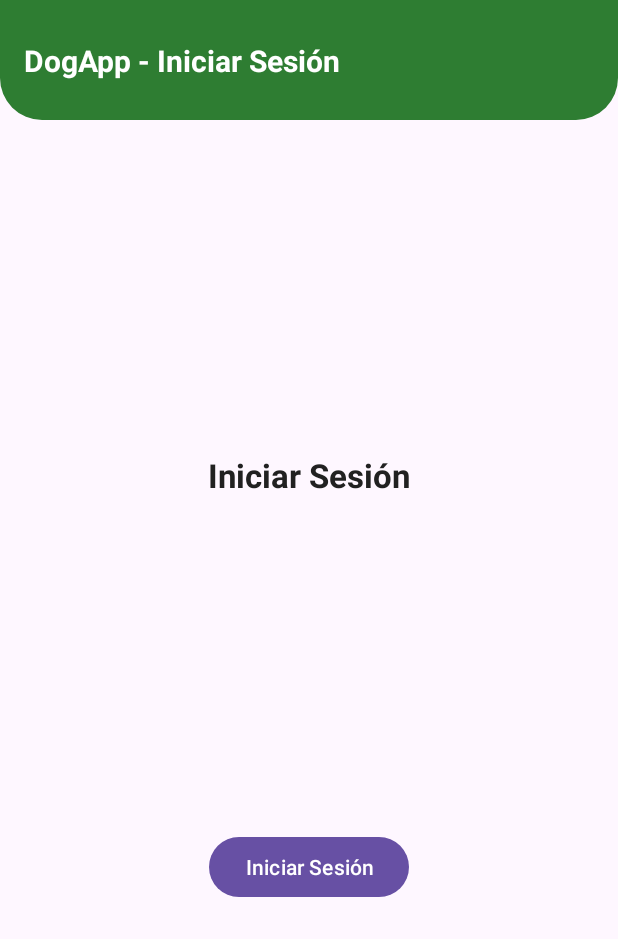
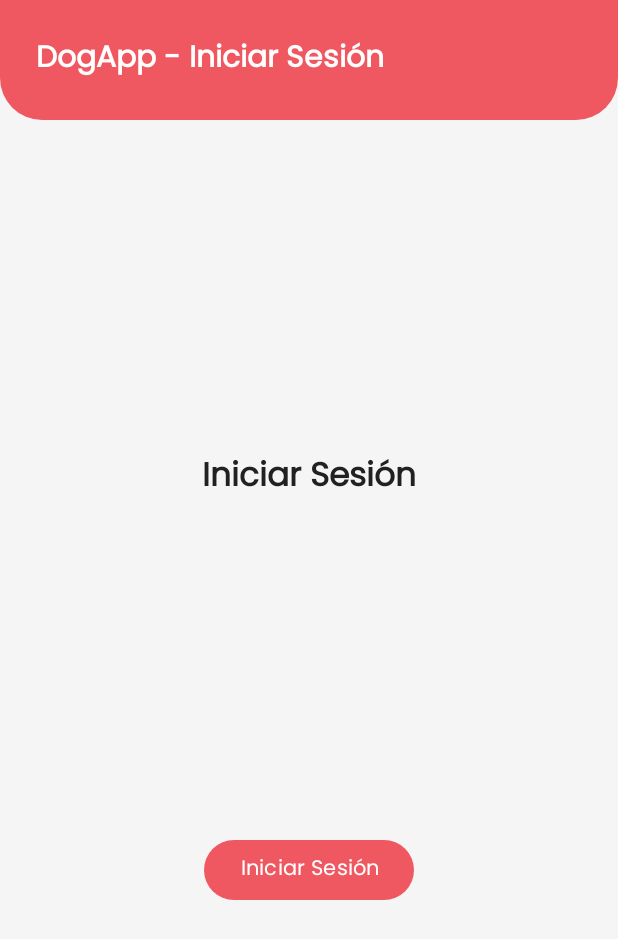
Before and after one commit to Joseeee0909/DogApp, an Android app: the screen it shows after launch (MainActivity), on a phone screen of 412 x 824 dp. Shown: the top 939 px of the screen. Run offline under Robolectric (Android 15) with nearby library versions, the phone set to English and light mode, and no system bars; our stand-ins replace data binding.

Commit message:
feat: implement project foundation and core architecture

```diff
--- a/app/src/main/java/com/dogapp/data/remote/dto/DogResponse.kt
+++ b/app/src/main/java/com/dogapp/data/remote/dto/DogResponse.kt
@@ -3,7 +3,7 @@ package com.dogapp.data.remote.dto
 import com.google.gson.annotations.SerializedName
 
 /**
- * Data Transfer Object para las respuestas de la API Dog CEO.
+ * Data Transfer Object para respuestas individuales de imagen de la API Dog CEO.
  */
 data class DogResponse(
     @SerializedName("message")
@@ -13,7 +13,7 @@ data class DogResponse(
 )
 
 /**
- * DTO para listar razas de perros.
+ * Data Transfer Object para la lista completa de razas de la API Dog CEO.
  */
 data class DogBreedsResponse(
     @SerializedName("message")
--- a/app/src/main/res/drawable/bg_curved_toolbar.xml
+++ b/app/src/main/res/drawable/bg_curved_toolbar.xml
@@ -1,7 +1,7 @@
 <?xml version="1.0" encoding="utf-8"?>
 <shape xmlns:android="http://schemas.android.com/apk/res/android"
     android:shape="rectangle">
-    <solid android:color="@color/primary" />
+    <solid android:color="@color/pink_primary" />
     <corners
         android:bottomLeftRadius="28dp"
         android:bottomRightRadius="28dp" />
--- /dev/null
+++ b/app/src/main/res/font/app_font.xml
@@ -0,0 +1,7 @@
+<?xml version="1.0" encoding="utf-8"?>
+<font-family xmlns:app="http://schemas.android.com/apk/res-auto"
+    app:fontProviderAuthority="com.google.android.gms.fonts"
+    app:fontProviderPackage="com.google.android.gms"
+    app:fontProviderQuery="Poppins"
+    app:fontProviderCerts="@array/com_google_android_gms_fonts_certs">
+</font-family>
--- a/app/src/main/res/layout/view_curved_toolbar.xml
+++ b/app/src/main/res/layout/view_curved_toolbar.xml
@@ -27,13 +27,27 @@
             android:id="@+id/tvTitle"
             android:layout_width="0dp"
             android:layout_height="wrap_content"
+            android:layout_marginStart="8dp"
+            android:layout_marginEnd="8dp"
             android:text="@string/app_name"
             android:textColor="@android:color/white"
             android:textSize="20sp"
             android:textStyle="bold"
             app:layout_constraintBottom_toBottomOf="parent"
+            app:layout_constraintEnd_toStartOf="@id/btnAction"
+            app:layout_constraintStart_toEndOf="@id/btnBack"
+            app:layout_constraintTop_toTopOf="parent" />
+
+        <ImageButton
+            android:id="@+id/btnAction"
+            android:layout_width="40dp"
+            android:layout_height="40dp"
+            android:background="?attr/selectableItemBackgroundBorderless"
+            android:contentDescription="@string/toolbar_action"
+            app:tint="@android:color/white"
+            android:visibility="gone"
+            app:layout_constraintBottom_toBottomOf="parent"
             app:layout_constraintEnd_toEndOf="parent"
-            app:layout_constraintStart_toEndOf="@id/btnBack"
             app:layout_constraintTop_toTopOf="parent" />
 
     </androidx.constraintlayout.widget.ConstraintLayout>
--- a/app/src/main/res/values/colors.xml
+++ b/app/src/main/res/values/colors.xml
@@ -2,11 +2,21 @@
 <resources>
     <color name="black">#FF000000</color>
     <color name="white">#FFFFFFFF</color>
-    <color name="primary">#2E7D32</color>
-    <color name="primary_dark">#1B5E20</color>
-    <color name="accent">#4CAF50</color>
-    <color name="background_light">#F5F5F5</color>
+
+    <!-- Paleta oficial DogApp (FASE 5) -->
+    <color name="pink_primary">#F05861</color>
+    <color name="pink_primary_dark">#D8434C</color>
+    <color name="purple_secondary">#6A1B9A</color>
+    <color name="purple_dark">#4A148C</color>
+    <color name="dark_gray">#212121</color>
+    <color name="medium_gray">#757575</color>
+    <color name="light_gray">#F5F5F5</color>
     <color name="card_background">#FFFFFF</color>
-    <color name="text_primary">#212121</color>
-    <color name="text_secondary">#757575</color>
+
+    <!-- Semánticos para layouts -->
+    <color name="primary">@color/pink_primary</color>
+    <color name="primary_dark">@color/pink_primary_dark</color>
+    <color name="accent">@color/purple_secondary</color>
+    <color name="text_primary">@color/dark_gray</color>
+    <color name="text_secondary">@color/medium_gray</color>
 </resources>
--- a/app/src/main/res/values/strings.xml
+++ b/app/src/main/res/values/strings.xml
@@ -1,6 +1,7 @@
 <resources>
     <string name="app_name">DogApp</string>
     <string name="btn_back">Atrás</string>
+    <string name="toolbar_action">Acción Toolbar</string>
     <string name="title_home">Gestión de Citas Veterinaria</string>
     <string name="title_login">Iniciar Sesión</string>
     <string name="title_nueva_cita">Nueva Cita</string>
--- a/app/src/main/res/values/themes.xml
+++ b/app/src/main/res/values/themes.xml
@@ -1,9 +1,31 @@
 <resources xmlns:tools="http://schemas.android.com/tools">
     <!-- Base application theme. -->
     <style name="Base.Theme.DogApp" parent="Theme.Material3.DayNight.NoActionBar">
-        <!-- Customize your light theme here. -->
-        <!-- <item name="colorPrimary">@color/my_light_primary</item> -->
+        <item name="colorPrimary">@color/pink_primary</item>
+        <item name="colorPrimaryVariant">@color/pink_primary_dark</item>
+        <item name="colorOnPrimary">@color/white</item>
+        <item name="colorSecondary">@color/purple_secondary</item>
+        <item name="colorSecondaryVariant">@color/purple_dark</item>
+        <item name="colorOnSecondary">@color/white</item>
+        <item name="android:statusBarColor">@color/pink_primary_dark</item>
+        <item name="android:windowBackground">@color/light_gray</item>
+        <item name="fontFamily">@font/app_font</item>
     </style>
 
     <style name="Theme.DogApp" parent="Base.Theme.DogApp" />
+
+    <!-- Estilo para títulos compartidos -->
+    <style name="TextStyle.Title" parent="Widget.AppCompat.TextView">
+        <item name="android:textColor">@color/dark_gray</item>
+        <item name="android:textSize">20sp</item>
+        <item name="android:textStyle">bold</item>
+        <item name="fontFamily">@font/app_font</item>
+    </style>
+
+    <!-- Estilo para subtítulos compartidos -->
+    <style name="TextStyle.Subtitle" parent="Widget.AppCompat.TextView">
+        <item name="android:textColor">@color/medium_gray</item>
+        <item name="android:textSize">14sp</item>
+        <item name="fontFamily">@font/app_font</item>
+    </style>
 </resources>
```
Also changed, not shown: app/src/main/java/com/dogapp/data/remote/api/DogApiService.kt (+5 -5 lines), app/src/main/java/com/dogapp/data/repository/DogRepository.kt (+56 -10 lines), app/src/main/java/com/dogapp/view/components/CurvedToolbar.kt (+19 -1 lines), app/src/main/java/com/dogapp/viewmodel/DogViewModel.kt (+22 -35 lines), app/src/main/res/values/font_certs.xml (added, +23 -0 lines).
